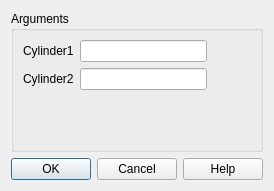
SalomePlatform/hexablock, file src/HEXABLOCKGUI/MakeCylinders_QTD.ui: the form before one commit.
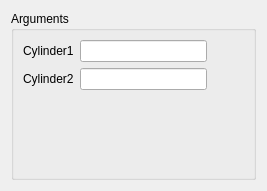
The form after the commit.

Commit message: fixed : selection model added : highlight on propagation's edges 	apply button on dialog panel updated : association menu, object brower's name, menu always showing, ...

Patch:
```diff
--- a/src/HEXABLOCKGUI/MakeCylinders_QTD.ui
+++ b/src/HEXABLOCKGUI/MakeCylinders_QTD.ui
@@ -6,7 +6,7 @@
    <rect>
     <x>0</x>
     <y>0</y>
-    <width>254</width>
+    <width>267</width>
     <height>191</height>
    </rect>
   </property>
@@ -60,16 +60,6 @@
      </layout>
     </widget>
    </item>
-   <item>
-    <widget class="QDialogButtonBox" name="buttonBox">
-     <property name="orientation">
-      <enum>Qt::Horizontal</enum>
-     </property>
-     <property name="standardButtons">
-      <set>QDialogButtonBox::Cancel|QDialogButtonBox::Ok|QDialogButtonBox::Help</set>
-     </property>
-    </widget>
-   </item>
   </layout>
  </widget>
  <resources/>
```
Left out of the diff: 35 changed lines with no effect on the pictures. The commit also changes 37 other files.
